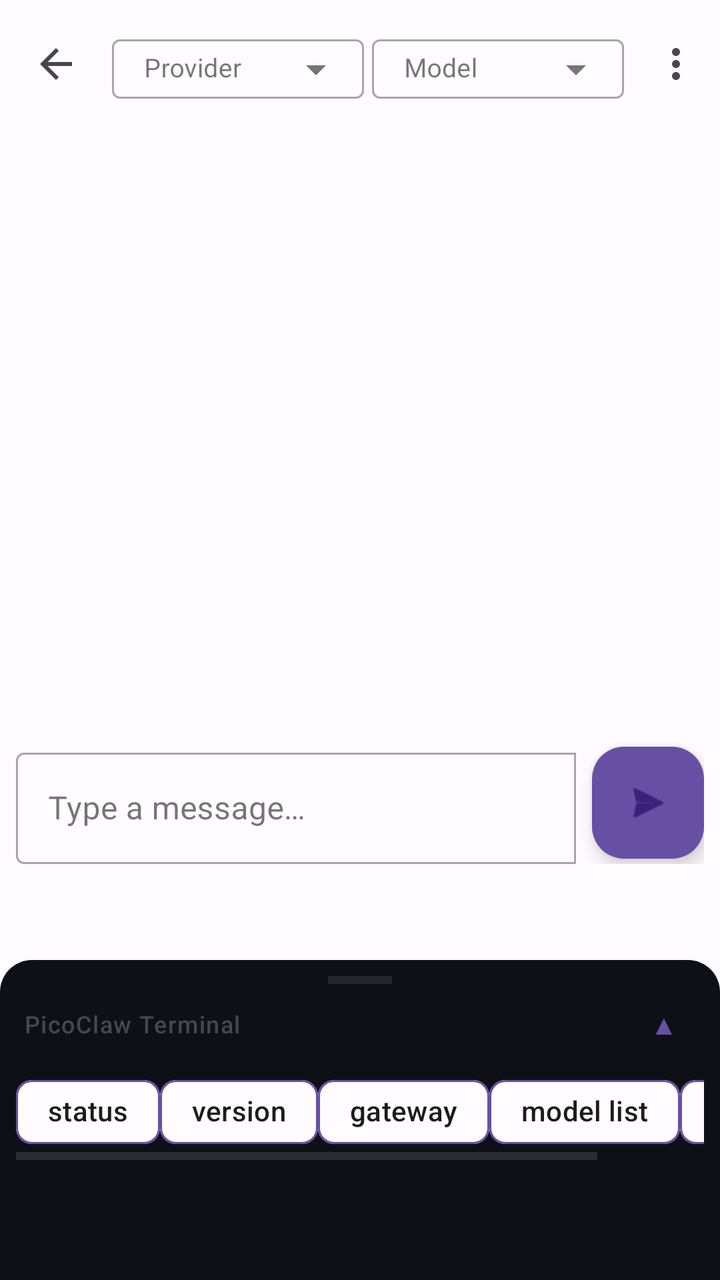
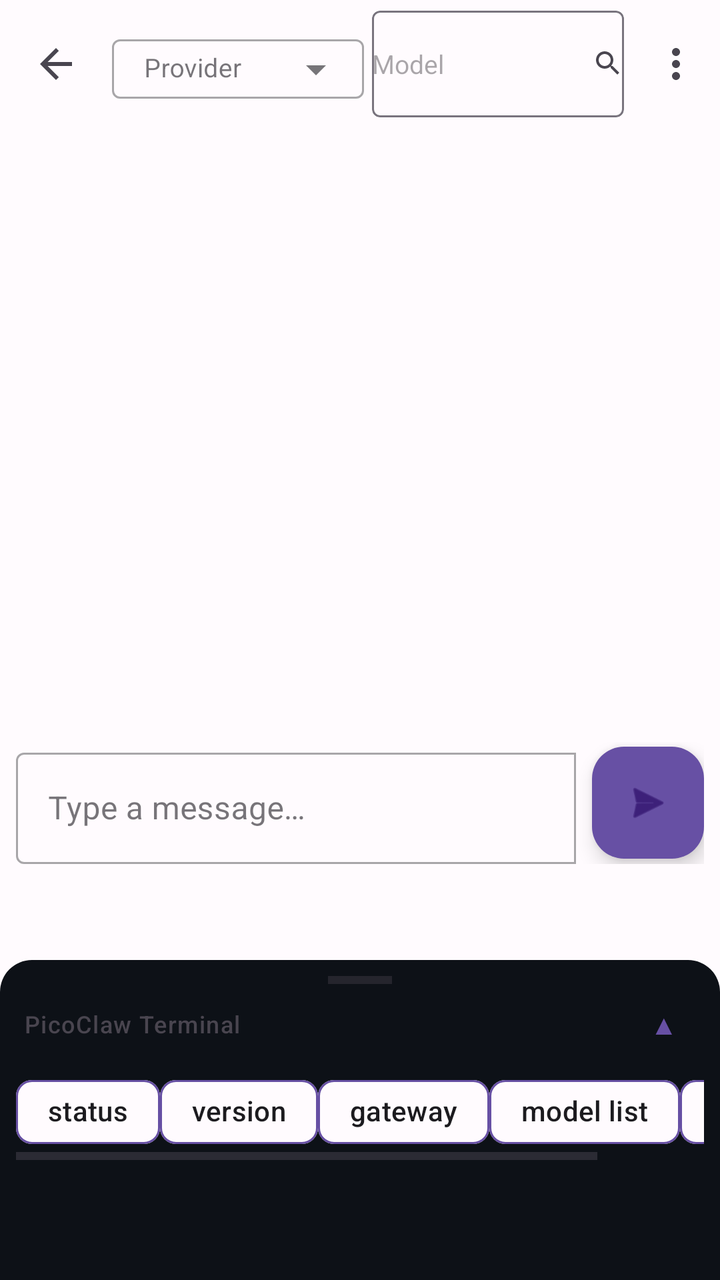

An Android layout rendered at two revisions. The XML below is the earlier revision; the diff shows what the commit changed to produce the second picture.
<!-- AndroidManifest.xml: application theme Theme.ClawDroid -->
<!-- res/layout/activity_agent.xml -->
<?xml version="1.0" encoding="utf-8"?>
<androidx.coordinatorlayout.widget.CoordinatorLayout
    xmlns:android="http://schemas.android.com/apk/res/android"
    xmlns:app="http://schemas.android.com/apk/res-auto"
    android:id="@+id/agent_root"
    android:layout_width="match_parent"
    android:layout_height="match_parent"
    android:background="?attr/colorSurface"
    android:fitsSystemWindows="true">

    <com.google.android.material.appbar.AppBarLayout
        android:layout_width="match_parent"
        android:layout_height="wrap_content">

        <com.google.android.material.appbar.MaterialToolbar
            android:id="@+id/toolbar"
            android:layout_width="match_parent"
            android:layout_height="?attr/actionBarSize"
            app:navigationIcon="@drawable/ic_arrow_back"
            app:title="Agent"
            app:menu="@menu/menu_agent">

            <LinearLayout
                android:layout_width="match_parent"
                android:layout_height="wrap_content"
                android:orientation="horizontal"
                android:gravity="center_vertical"
                android:paddingEnd="8dp">

                <com.google.android.material.textfield.TextInputLayout
                    android:id="@+id/layout_provider"
                    style="@style/Widget.MaterialComponents.TextInputLayout.OutlinedBox.ExposedDropdownMenu"
                    android:layout_width="0dp"
                    android:layout_height="wrap_content"
                    android:layout_weight="1"
                    android:layout_marginEnd="4dp"
                    android:hint="@string/agent_provider_hint">

                    <AutoCompleteTextView
                        android:id="@+id/dropdown_provider"
                        android:layout_width="match_parent"
                        android:layout_height="wrap_content"
                        android:inputType="none"
                        android:textSize="13sp"
                        android:paddingVertical="6dp" />
                </com.google.android.material.textfield.TextInputLayout>

                <com.google.android.material.textfield.TextInputLayout
                    android:id="@+id/layout_model"
                    style="@style/Widget.MaterialComponents.TextInputLayout.OutlinedBox.ExposedDropdownMenu"
                    android:layout_width="0dp"
                    android:layout_height="wrap_content"
                    android:layout_weight="1"
                    android:hint="@string/agent_model_hint">

                    <AutoCompleteTextView
                        android:id="@+id/dropdown_model"
                        android:layout_width="match_parent"
                        android:layout_height="wrap_content"
                        android:inputType="none"
                        android:textSize="13sp"
                        android:paddingVertical="6dp" />
                </com.google.android.material.textfield.TextInputLayout>
            </LinearLayout>
        </com.google.android.material.appbar.MaterialToolbar>
    </com.google.android.material.appbar.AppBarLayout>

    <FrameLayout
        android:layout_width="match_parent"
        android:layout_height="match_parent"
        app:layout_behavior="@string/appbar_scrolling_view_behavior">

        <LinearLayout
            android:layout_width="match_parent"
            android:layout_height="match_parent"
            android:orientation="vertical"
            android:layout_marginBottom="200dp">

            <androidx.recyclerview.widget.RecyclerView
                android:id="@+id/recycler_chat"
                android:layout_width="match_parent"
                android:layout_height="0dp"
                android:layout_weight="1"
                android:clipToPadding="false"
                android:paddingVertical="8dp" />

            <com.google.android.material.card.MaterialCardView
                android:id="@+id/card_typing"
                android:layout_width="match_parent"
                android:layout_height="wrap_content"
                android:layout_marginHorizontal="12dp"
                android:layout_marginBottom="4dp"
                android:visibility="gone"
                app:cardCornerRadius="12dp"
                app:cardElevation="0dp"
                app:cardBackgroundColor="?attr/colorSurfaceVariant"
                app:strokeWidth="0dp">

                <LinearLayout
                    android:layout_width="match_parent"
                    android:layout_height="wrap_content"
                    android:orientation="horizontal"
                    android:padding="12dp">

                    <TextView
                        android:layout_width="32dp"
                        android:layout_height="32dp"
                        android:layout_marginEnd="8dp"
                        android:gravity="center"
                        android:text="🤖"
                        android:textSize="18sp" />

                    <ProgressBar
                        android:layout_width="20dp"
                        android:layout_height="20dp"
                        android:indeterminate="true"
                        android:layout_gravity="center_vertical" />

                    <TextView
                        android:layout_width="wrap_content"
                        android:layout_height="wrap_content"
                        android:layout_marginStart="8dp"
                        android:text="@string/agent_typing"
                        android:textAppearance="?attr/textAppearanceBodySmall"
                        android:textColor="?attr/colorOnSurfaceVariant"
                        android:layout_gravity="center_vertical" />
                </LinearLayout>
            </com.google.android.material.card.MaterialCardView>

            <LinearLayout
                android:layout_width="match_parent"
                android:layout_height="wrap_content"
                android:orientation="horizontal"
                android:padding="8dp"
                android:gravity="center_vertical">

                <com.google.android.material.textfield.TextInputLayout
                    android:id="@+id/layout_input"
                    style="@style/Widget.MaterialComponents.TextInputLayout.OutlinedBox"
                    android:layout_width="0dp"
                    android:layout_height="wrap_content"
                    android:layout_weight="1"
                    android:hint="@string/agent_input_hint"
                    app:boxCornerRadiusBottomEnd="0dp"
                    app:boxCornerRadiusTopEnd="0dp">

                    <com.google.android.material.textfield.TextInputEditText
                        android:id="@+id/input_message"
                        android:layout_width="match_parent"
                        android:layout_height="wrap_content"
                        android:inputType="textMultiLine"
                        android:maxLines="4"
                        android:imeOptions="actionSend" />
                </com.google.android.material.textfield.TextInputLayout>

                <com.google.android.material.floatingactionbutton.FloatingActionButton
                    android:id="@+id/btn_send"
                    android:layout_width="wrap_content"
                    android:layout_height="wrap_content"
                    android:layout_marginStart="8dp"
                    android:contentDescription="@string/agent_send_desc"
                    app:srcCompat="@android:drawable/ic_menu_send"
                    app:backgroundTint="?attr/colorPrimary"
                    app:fabSize="mini" />
            </LinearLayout>
        </LinearLayout>

    </FrameLayout>

    <include layout="@layout/bottom_sheet_terminal" />

</androidx.coordinatorlayout.widget.CoordinatorLayout>
<!-- res/layout/bottom_sheet_terminal.xml (included above) -->
<?xml version="1.0" encoding="utf-8"?>
<LinearLayout
    xmlns:android="http://schemas.android.com/apk/res/android"
    xmlns:app="http://schemas.android.com/apk/res-auto"
    android:id="@+id/bottom_sheet_terminal"
    android:layout_width="match_parent"
    android:layout_height="match_parent"
    android:orientation="vertical"
    android:background="@drawable/terminal_bg"
    android:paddingTop="8dp"
    app:behavior_hideable="false"
    app:behavior_peekHeight="160dp"
    app:layout_behavior="com.google.android.material.bottomsheet.BottomSheetBehavior">

    <View
        android:layout_width="32dp"
        android:layout_height="4dp"
        android:layout_gravity="center_horizontal"
        android:background="?attr/colorOnSurfaceVariant"
        android:alpha="0.4" />

    <LinearLayout
        android:layout_width="match_parent"
        android:layout_height="wrap_content"
        android:orientation="horizontal"
        android:gravity="center_vertical"
        android:paddingHorizontal="12dp"
        android:paddingVertical="4dp">

        <TextView
            android:layout_width="0dp"
            android:layout_height="wrap_content"
            android:layout_weight="1"
            android:text="@string/terminal_title"
            android:textAppearance="?attr/textAppearanceLabelMedium"
            android:textColor="?attr/colorOnSurfaceVariant" />

        <com.google.android.material.button.MaterialButton
            android:id="@+id/btn_toggle_terminal"
            style="@style/Widget.Material3.Button.TextButton"
            android:layout_width="32dp"
            android:layout_height="32dp"
            android:minWidth="0dp"
            android:padding="0dp"
            android:text="▲"
            android:textSize="14sp"
            android:contentDescription="@string/terminal_toggle_desc" />
    </LinearLayout>

    <HorizontalScrollView
        android:layout_width="match_parent"
        android:layout_height="wrap_content"
        android:layout_marginHorizontal="8dp"
        android:layout_marginBottom="4dp">

        <LinearLayout
            android:id="@+id/chip_group_commands"
            android:layout_width="wrap_content"
            android:layout_height="wrap_content"
            android:orientation="horizontal">

            <com.google.android.material.chip.Chip
                android:layout_width="wrap_content"
                android:layout_height="wrap_content"
                android:text="status"
                android:checkable="false"
                style="@style/Widget.Material3.Chip.Assist"
                app:chipBackgroundColor="@android:color/transparent"
                app:chipStrokeColor="?attr/colorPrimary"
                app:chipStrokeWidth="1dp" />

            <com.google.android.material.chip.Chip
                android:layout_width="wrap_content"
                android:layout_height="wrap_content"
                android:text="version"
                android:checkable="false"
                style="@style/Widget.Material3.Chip.Assist"
                app:chipBackgroundColor="@android:color/transparent"
                app:chipStrokeColor="?attr/colorPrimary"
                app:chipStrokeWidth="1dp" />

            <com.google.android.material.chip.Chip
                android:layout_width="wrap_content"
                android:layout_height="wrap_content"
                android:text="gateway"
                android:checkable="false"
                style="@style/Widget.Material3.Chip.Assist"
                app:chipBackgroundColor="@android:color/transparent"
                app:chipStrokeColor="?attr/colorPrimary"
                app:chipStrokeWidth="1dp" />

            <com.google.android.material.chip.Chip
                android:layout_width="wrap_content"
                android:layout_height="wrap_content"
                android:text="model list"
                android:checkable="false"
                style="@style/Widget.Material3.Chip.Assist"
                app:chipBackgroundColor="@android:color/transparent"
                app:chipStrokeColor="?attr/colorPrimary"
                app:chipStrokeWidth="1dp" />

            <com.google.android.material.chip.Chip
                android:layout_width="wrap_content"
                android:layout_height="wrap_content"
                android:text="restart"
                android:checkable="false"
                style="@style/Widget.Material3.Chip.Assist"
                app:chipBackgroundColor="@android:color/transparent"
                app:chipStrokeColor="?attr/colorPrimary"
                app:chipStrokeWidth="1dp" />
        </LinearLayout>
    </HorizontalScrollView>

    <androidx.recyclerview.widget.RecyclerView
        android:id="@+id/recycler_terminal"
        android:layout_width="match_parent"
        android:layout_height="0dp"
        android:layout_weight="1"
        android:padding="8dp"
        android:clipToPadding="false" />

    <LinearLayout
        android:layout_width="match_parent"
        android:layout_height="wrap_content"
        android:orientation="horizontal"
        android:padding="4dp"
        android:gravity="center_vertical">

        <TextView
            android:layout_width="wrap_content"
            android:layout_height="wrap_content"
            android:paddingHorizontal="8dp"
            android:text=">"
            android:textColor="#4ADE80"
            android:textAppearance="?attr/textAppearanceBodyMedium"
            android:fontFamily="monospace" />

        <EditText
            android:id="@+id/input_terminal"
            android:layout_width="0dp"
            android:layout_height="wrap_content"
            android:layout_weight="1"
            android:background="@null"
            android:textColor="#4ADE80"
            android:textColorHint="#338855"
            android:hint="@string/terminal_input_hint"
            android:textAppearance="?attr/textAppearanceBodyMedium"
            android:fontFamily="monospace"
            android:inputType="text"
            android:imeOptions="actionSend"
            android:singleLine="true" />
    </LinearLayout>

</LinearLayout>
<!-- resources referenced by this layout -->
<resources>
  <!-- drawable ic_arrow_back (drawable) -->
  <vector xmlns:android="http://schemas.android.com/apk/res/android"
      android:width="24dp"
      android:height="24dp"
      android:viewportWidth="24"
      android:viewportHeight="24"
      android:tint="?attr/colorControlNormal">
      <path
          android:fillColor="@android:color/white"
          android:pathData="M20,11H7.83l5.59,-5.59L12,4l-8,8 8,8 1.41,-1.41L7.83,13H20v-2z"/>
  </vector>
  <!-- drawable terminal_bg (drawable) -->
  <?xml version="1.0" encoding="utf-8"?>
  <shape xmlns:android="http://schemas.android.com/apk/res/android">
      <solid android:color="#0D1117" />
      <corners android:topLeftRadius="16dp" android:topRightRadius="16dp" />
  </shape>
  <string name="agent_input_hint">Type a message…</string>
  <string name="agent_model_hint">Model</string>
  <string name="agent_provider_hint">Provider</string>
  <string name="agent_send_desc">Send message</string>
  <string name="agent_typing">PicoClaw is thinking…</string>
  <string name="terminal_input_hint">Send command…</string>
  <string name="terminal_title">PicoClaw Terminal</string>
  <string name="terminal_toggle_desc">Toggle terminal</string>
  <style name="Theme.ClawDroid" parent="Theme.Material3.DayNight.NoActionBar">
          <item name="colorPrimary">@color/primary</item>
          <item name="colorPrimaryVariant">@color/primary_variant</item>
          <item name="colorOnPrimary">@color/on_primary</item>
          <item name="colorSecondary">@color/secondary</item>
          <item name="colorOnSecondary">@color/on_secondary</item>
          <item name="android:colorBackground">@color/background</item>
          <item name="colorSurface">@color/surface</item>
          <item name="colorOnSurface">@color/on_surface</item>
  
          
          <item name="colorError">@color/status_error</item>
          <item name="colorOnError">@android:color/white</item>
          <item name="colorErrorContainer">#FFF9DEDC</item>
          <item name="colorOnErrorContainer">#FF410E0B</item>
  
          
          <item name="colorSurfaceVariant">@color/surface_variant</item>
          <item name="colorOnSurfaceVariant">@color/on_surface_variant</item>
      </style>
  <color name="primary">#FF6750A4</color>
  <color name="primary_variant">#FF7C4DFF</color>
  <color name="on_primary">#FFFFFFFF</color>
  <color name="secondary">#FF03DAC6</color>
  <color name="on_secondary">#FF000000</color>
  <color name="background">#FFFFFBFE</color>
  <color name="surface">#FFFFFBFE</color>
  <color name="on_surface">#FF1C1B1F</color>
  <color name="status_error">#FFD32F2F</color>
  <color name="surface_variant">#FFE7E0EC</color>
  <color name="on_surface_variant">#FF49454F</color>
</resources>

<!-- the commit's change to res/layout/activity_agent.xml (unified diff, before → after) -->
@@ -45,22 +45,47 @@
                         android:paddingVertical="6dp" />
                 </com.google.android.material.textfield.TextInputLayout>
 
-                <com.google.android.material.textfield.TextInputLayout
-                    android:id="@+id/layout_model"
-                    style="@style/Widget.MaterialComponents.TextInputLayout.OutlinedBox.ExposedDropdownMenu"
+                <com.google.android.material.card.MaterialCardView
+                    android:id="@+id/layout_model_trigger"
                     android:layout_width="0dp"
-                    android:layout_height="wrap_content"
+                    android:layout_height="match_parent"
                     android:layout_weight="1"
-                    android:hint="@string/agent_model_hint">
-
-                    <AutoCompleteTextView
-                        android:id="@+id/dropdown_model"
+                    android:clickable="true"
+                    android:focusable="true"
+                    android:foreground="?android:attr/selectableItemBackground"
+                    app:cardElevation="0dp"
+                    app:strokeWidth="1dp"
+                    app:strokeColor="?attr/colorOutline"
+                    app:cardCornerRadius="4dp"
+                    app:cardBackgroundColor="?attr/colorSurface"
+                    android:paddingHorizontal="8dp">
+
+                    <LinearLayout
                         android:layout_width="match_parent"
                         android:layout_height="wrap_content"
-                        android:inputType="none"
-                        android:textSize="13sp"
-                        android:paddingVertical="6dp" />
-                </com.google.android.material.textfield.TextInputLayout>
+                        android:layout_gravity="center_vertical"
+                        android:orientation="horizontal"
+                        android:gravity="center_vertical">
+
+                        <TextView
+                            android:id="@+id/selected_model"
+                            android:layout_width="0dp"
+                            android:layout_height="wrap_content"
+                            android:layout_weight="1"
+                            android:textSize="13sp"
+                            android:textColor="?attr/colorOnSurface"
+                            android:maxLines="1"
+                            android:ellipsize="end"
+                            android:hint="@string/agent_model_hint" />
+
+                        <ImageView
+                            android:layout_width="16dp"
+                            android:layout_height="16dp"
+                            android:src="@drawable/ic_search"
+                            app:tint="?attr/colorOnSurfaceVariant"
+                            android:importantForAccessibility="no" />
+                    </LinearLayout>
+                </com.google.android.material.card.MaterialCardView>
             </LinearLayout>
         </com.google.android.material.appbar.MaterialToolbar>
     </com.google.android.material.appbar.AppBarLayout>
<!-- resource entries referenced after the edit -->
@@ -10,6 +10,17 @@
       <path
           android:fillColor="@android:color/white"
           android:pathData="M20,11H7.83l5.59,-5.59L12,4l-8,8 8,8 1.41,-1.41L7.83,13H20v-2z"/>
+  </vector>
+  <!-- drawable ic_search (drawable) -->
+  <?xml version="1.0" encoding="utf-8"?>
+  <vector xmlns:android="http://schemas.android.com/apk/res/android"
+      android:width="24dp"
+      android:height="24dp"
+      android:viewportWidth="24"
+      android:viewportHeight="24"
+      android:tint="?attr/colorOnSurfaceVariant">
+      <path android:fillColor="@android:color/white"
+          android:pathData="M15.5,14h-0.79l-0.28,-0.27C15.41,12.59 16,11.11 16,9.5 16,5.91 13.09,3 9.5,3S3,5.91 3,9.5 5.91,16 9.5,16c1.61,0 3.09,-0.59 4.23,-1.57l0.27,0.28v0.79l5,4.99L20.49,19l-4.99,-5zM9.5,14C7.01,14 5,11.99 5,9.5S7.01,5 9.5,5 14,7.01 14,9.5 11.99,14 9.5,14z" />
   </vector>
   <!-- drawable terminal_bg (drawable) -->
   <?xml version="1.0" encoding="utf-8"?>
